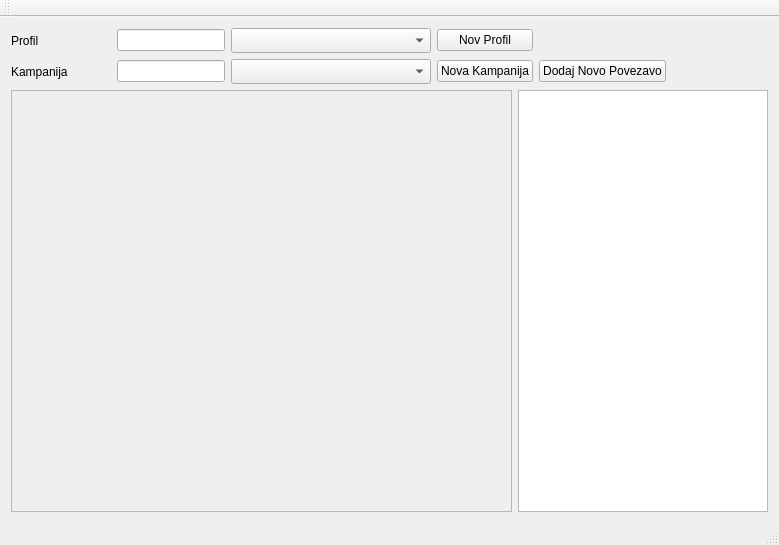
Qt form mainwindow.ui (SpelaOman/BubiLink) before a commit.
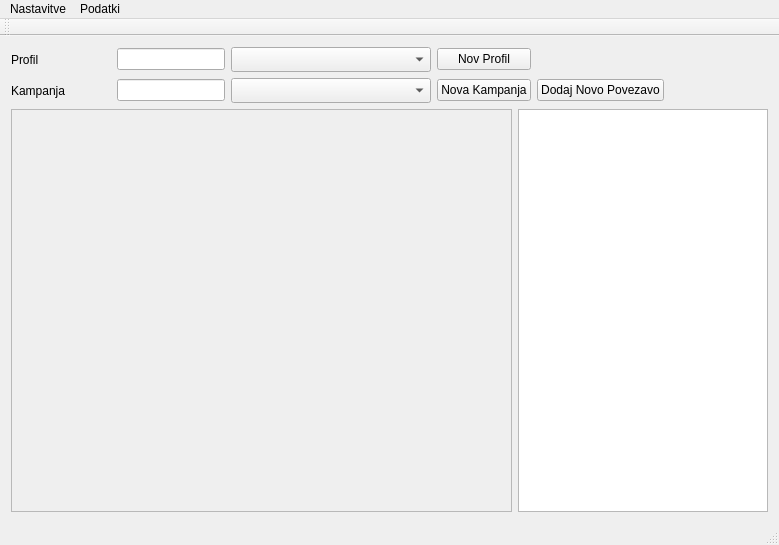
The same form after that commit.

```diff
--- a/mainwindow.ui
+++ b/mainwindow.ui
@@ -34,7 +34,7 @@
            </size>
           </property>
           <property name="text">
-           <string>Kampanija</string>
+           <string>Kampanja</string>
           </property>
          </widget>
         </item>
@@ -63,7 +63,7 @@
         <item row="1" column="3">
          <widget class="QPushButton" name="new_campaign">
           <property name="text">
-           <string>Nova Kampanija</string>
+           <string>Nova Kampanja</string>
           </property>
          </widget>
         </item>
@@ -146,7 +146,7 @@
            <x>0</x>
            <y>0</y>
            <width>501</width>
-           <height>398</height>
+           <height>396</height>
           </rect>
          </property>
         </widget>
@@ -193,9 +193,26 @@
      <x>0</x>
      <y>0</y>
      <width>779</width>
-     <height>20</height>
+     <height>22</height>
     </rect>
    </property>
+   <widget class="QMenu" name="menuNastavitve">
+    <property name="title">
+     <string>Nastavitve</string>
+    </property>
+    <addaction name="actionDodaj_Profil"/>
+    <addaction name="actionDodaj_Kampanjo"/>
+    <addaction name="actionDodaj_Povezavo"/>
+   </widget>
+   <widget class="QMenu" name="menuPodatki">
+    <property name="title">
+     <string>Podatki</string>
+    </property>
+    <addaction name="actionIzvoz_baze"/>
+    <addaction name="actionUvoz_baze"/>
+   </widget>
+   <addaction name="menuNastavitve"/>
+   <addaction name="menuPodatki"/>
   </widget>
   <widget class="QToolBar" name="mainToolBar">
    <attribute name="toolBarArea">
```
Left out of the diff: 25 changed lines with no effect on the pictures.
